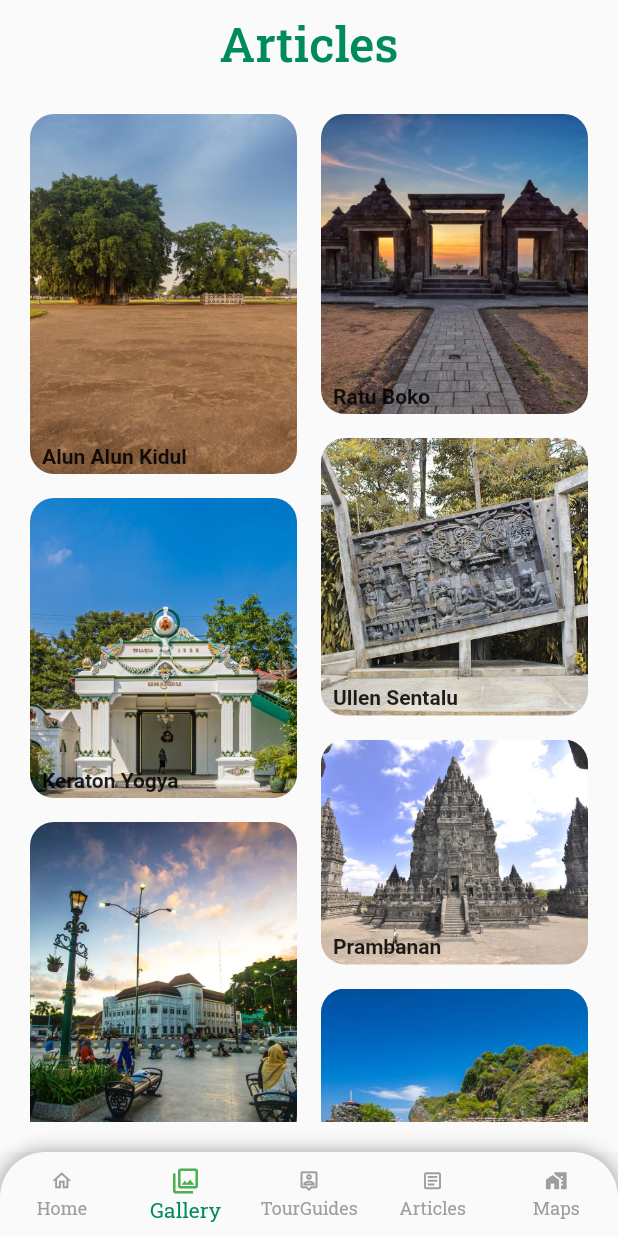
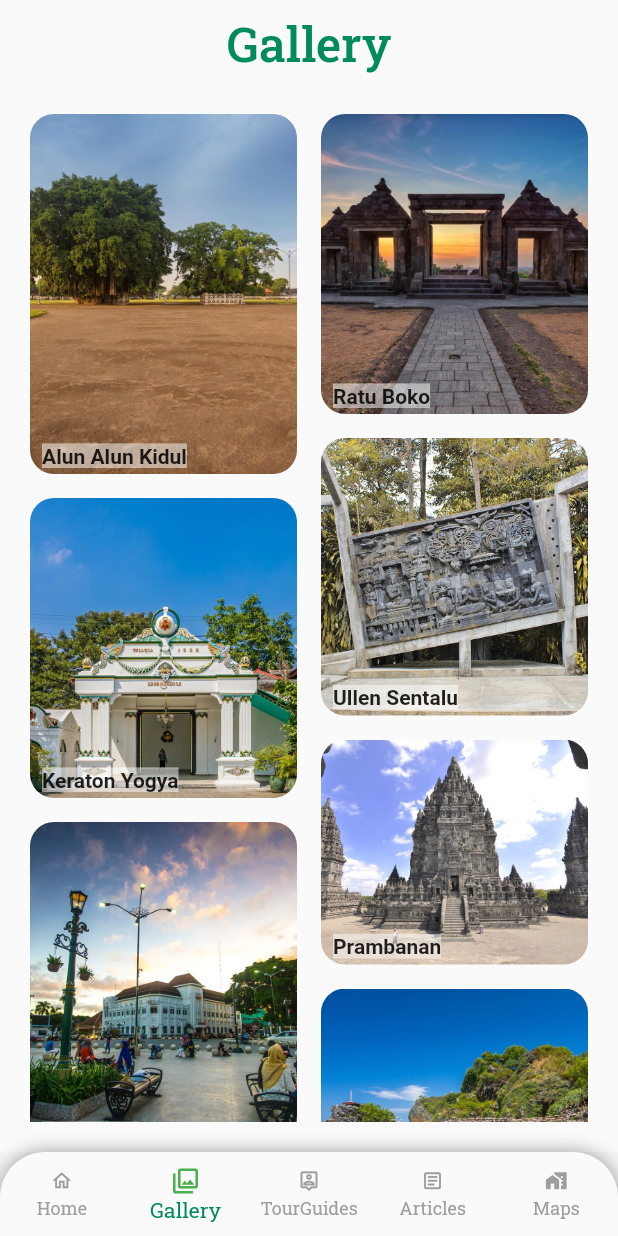
Before and after one commit to mayangsr/Yogya-Escape-Mobile, a Flutter app: the MainBottomClass screen opened by its route, item 2 of the bottom bar chosen, on a phone screen of 412 x 824 dp. Run offline on Flutter 3.47's test engine with Material 2 defaults, Android fonts, the light colour scheme and no system bars; our stand-ins replace carousel_slider, flutter_map, latlong2; network calls fail.

Commit message:
edit gallery

```diff
--- a/yogya_escape_mobile/lib/bottomBarNav.dart
+++ b/yogya_escape_mobile/lib/bottomBarNav.dart
@@ -4,8 +4,6 @@ import 'package:yogya_escape_mobile/articles.dart';
 import 'package:yogya_escape_mobile/home.dart';
 import 'package:flutter/material.dart';
 import 'package:yogya_escape_mobile/maps.dart';
-import 'package:yogya_escape_mobile/listFavGuide.dart';
-import 'package:yogya_escape_mobile/listGuide.dart';
 import 'package:yogya_escape_mobile/tourguidePage.dart';
 
 //  referensi: https://www.fluttertpoint.com/bottom-navigation-in-flutter#:~:text=Bottom%20Navigation%20Bar%20In%20Flutter,the%20name%20or%20the%20icon.&text=We%20creates%20the%20routes%20at%20the%20bottom%20of%20the%20screen.
@@ -23,8 +21,8 @@ class _MainBottomClassState extends State<MainBottomClass> {
   //list of widgets to call ontap
   final widgetOptions = [
     new home(),
-    new gallery(), //isi punya klean
-    new tourguidePage(), //isi punya klean
+    new gallery(),
+    new tourguidePage(),
     new Articles(),
     new Maps()
   ];
@@ -45,14 +43,11 @@ class _MainBottomClassState extends State<MainBottomClass> {
       ),
       bottomNavigationBar: Container(
         decoration: BoxDecoration(
-          borderRadius: BorderRadius.only(
-              topRight: Radius.circular(30), topLeft: Radius.circular(30)),
-          boxShadow: [
-            BoxShadow(color: Colors.black38, spreadRadius: 0, blurRadius: 10)
-          ],
+          borderRadius: BorderRadius.only(topRight: Radius.circular(30), topLeft: Radius.circular(30)
         ),
-        child: ClipRRect(
-          borderRadius: BorderRadius.only(
+        boxShadow: [BoxShadow(color: Colors.black38, spreadRadius: 0, blurRadius: 10)],
+      ),
+      child: ClipRRect(borderRadius: BorderRadius.only(
         topLeft: Radius.circular(30),
         topRight: Radius.circular(30.0),
       ),
@@ -88,16 +83,13 @@ class _MainBottomClassState extends State<MainBottomClass> {
         currentIndex: selectedIndex,
         fixedColor: Color.fromRGBO(0, 139, 92, 1.0),
         onTap: onItemTapped,
-            selectedLabelStyle:
-                TextStyle(fontSize: 14, fontFamily: 'robotoSlab'),
+        selectedLabelStyle: TextStyle(fontSize: 14, fontFamily: 'robotoSlab'),
         unselectedFontSize: 12,
         selectedIconTheme:
             IconThemeData(color: Colors.green, opacity: 1.0, size: 20.0),
-            unselectedIconTheme:
-                IconThemeData(color: Colors.grey, opacity: 1.0, size: 15.0),
+        unselectedIconTheme: IconThemeData(color: Colors.grey, opacity: 1.0, size: 15.0),
         unselectedItemColor: Colors.grey,
-            unselectedLabelStyle:
-                TextStyle(fontSize: 12, fontFamily: 'robotoSlab'),
+        unselectedLabelStyle: TextStyle(fontSize: 12, fontFamily: 'robotoSlab'),
       ),
       ),
     ),
--- a/yogya_escape_mobile/lib/gallery.dart
+++ b/yogya_escape_mobile/lib/gallery.dart
@@ -13,7 +13,7 @@ class gallery extends StatelessWidget {
       home: Scaffold(
         appBar: AppBar(
         title: Text
-          ("Articles", style: TextStyle (
+          ("Gallery", style: TextStyle (
             color: Color.fromRGBO(0, 139, 92, 1),
             fontSize: 32, fontFamily: 'robotoSlab'),
         ),
--- a/yogya_escape_mobile/lib/gallery_detail.dart
+++ b/yogya_escape_mobile/lib/gallery_detail.dart
@@ -31,6 +31,7 @@ class PlaceItem extends StatelessWidget {
             style: TextStyle(
               fontSize: 14.0,
               fontWeight: FontWeight.w600,
+              background: Paint()..color = Colors.white.withOpacity(0.5),
             ),
           ),
         ],
--- a/yogya_escape_mobile/lib/gallery_model.dart
+++ b/yogya_escape_mobile/lib/gallery_model.dart
@@ -1,6 +1,5 @@
 class Place {
   String title;
-  // String subtittle;
   String imageUrl;
   double height;
 
--- a/yogya_escape_mobile/lib/tourguidePage.dart
+++ b/yogya_escape_mobile/lib/tourguidePage.dart
@@ -1,11 +1,6 @@
 import 'package:flutter/material.dart';
-<<<<<<< HEAD
 import 'package:yogya_escape_mobile/listGuide.dart';
 import 'package:yogya_escape_mobile/listFavGuide.dart';
-=======
-import 'package:turgaid/listGuide.dart';
-import 'package:turgaid/listFavGuide.dart';
->>>>>>> c500ae5f1ef554e0f088c0fdade89f23c52190b8
 
 class tourguidePage extends StatelessWidget {
   final List _posts = [
```
Lines whose indentation alone changed are shown as unchanged.
